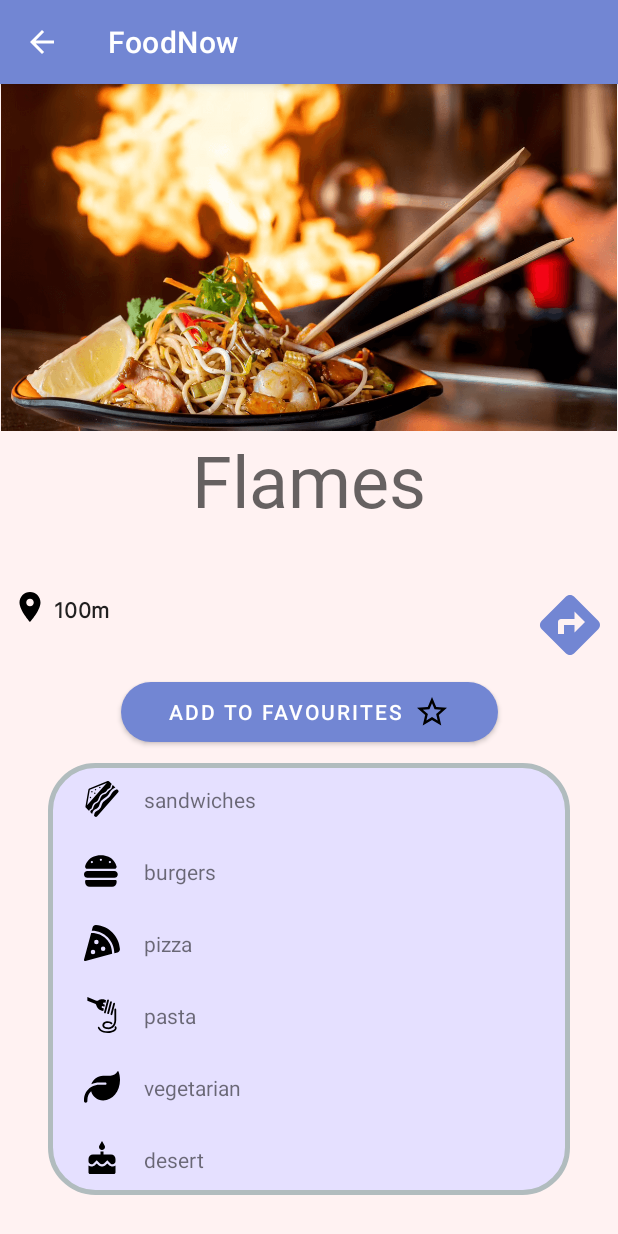
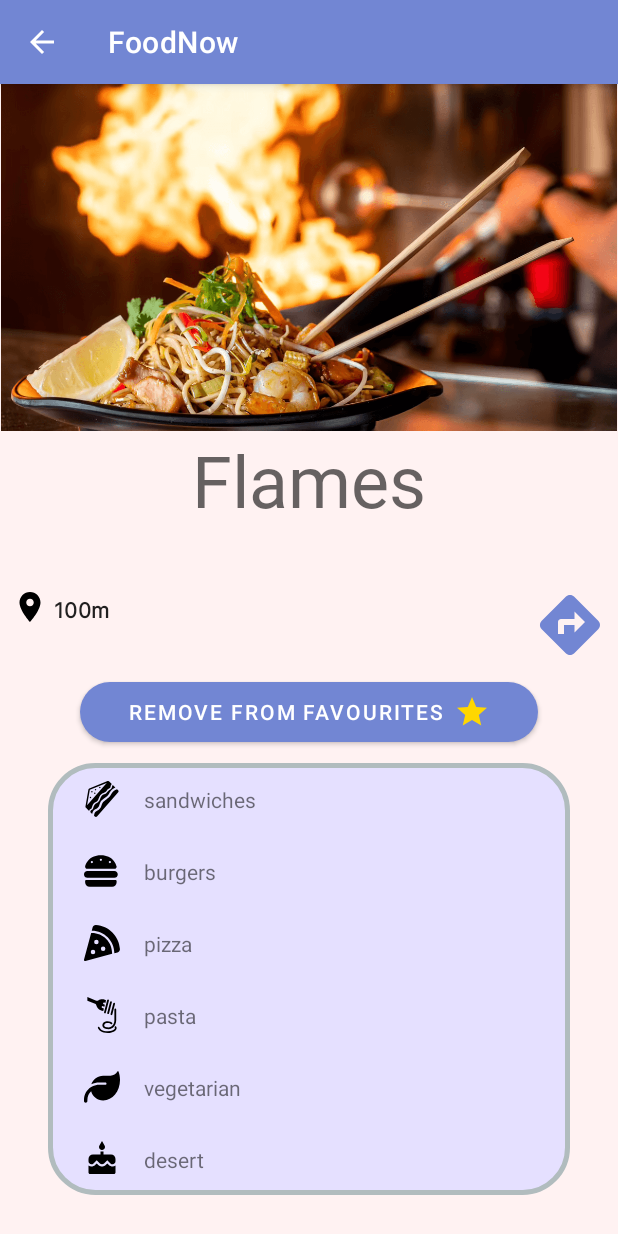
Before and after one commit to wayne1512/cis2208-foodnow, an Android app: the screen it shows after launch (DetailsActivity), after a tap on "MORE DETAILS", on a phone screen of 412 x 824 dp. Run offline under Robolectric (Android 15) with nearby library versions, the light colour scheme and no system bars; our stand-ins replace navigation-ui; 2 statements that could not run were skipped; 1 other tap on this screen came first.

Commit message:
favourites done, and distance formatting

```diff
--- a/app/src/main/java/com/example/foodnow/Util.java
+++ b/app/src/main/java/com/example/foodnow/Util.java
@@ -14,4 +14,15 @@
         Location.distanceBetween(startLatitude,startLongitude,endLatitude,endLongitude,res);
         return res[0];
     }
+
+    public static String formatDistance(float meters){
+        if (meters < 1)
+            return "0 m";
+        if (meters < 1000)
+            return String.format("%.0f m",meters);
+        else
+            return String.format("%.1f km",meters/1000);
+
+
+    }
 }
--- a/app/src/main/java/com/example/foodnow/ui/RestaurantCardAdapter.java
+++ b/app/src/main/java/com/example/foodnow/ui/RestaurantCardAdapter.java
@@ -2,6 +2,7 @@
 
 import android.content.Context;
 import android.content.Intent;
+import android.graphics.drawable.Drawable;
 import android.view.LayoutInflater;
 import android.view.View;
 import android.view.ViewGroup;
@@ -11,6 +12,7 @@
 import android.widget.TextView;
 
 import androidx.annotation.NonNull;
+import androidx.core.content.ContextCompat;
 import androidx.recyclerview.widget.RecyclerView;
 
 import com.example.foodnow.DetailsActivity;
@@ -18,6 +20,7 @@
 import com.example.foodnow.R;
 import com.example.foodnow.Restaurant;
 import com.example.foodnow.Util;
+import com.example.foodnow.backend.DbHelper;
 import com.example.foodnow.data.images.ImageReader;
 
 import java.util.ArrayList;
@@ -80,8 +83,26 @@
             nameTextView.setText(item.name);
 
             TextView distanceTextView = holder.distanceTextView;
-            distanceTextView.setText(item.distanceTo + " m");
+            distanceTextView.setText(Util.formatDistance(item.distanceTo));
+
+            updateFavButton(holder,item);
         }
+
+        private void updateFavButton(@NonNull ViewHolder holder,Restaurant restaurant){
+        ImageView favouriteButton = holder.favButton;
+
+
+        int iconResource;
+
+        if (restaurant.isFav){
+            iconResource = R.drawable.ic_star_24dp;
+        } else {
+            iconResource = R.drawable.ic_star_outline_24dp;
+        }
+
+        favouriteButton.setImageResource(iconResource);
+
+    }
 
     @Override
         public int getItemCount() {
@@ -94,6 +115,8 @@
         public ImageView imageImageView;
         public TextView nameTextView;
         public TextView distanceTextView;
+
+        public ImageView favButton;
 
 
         public LinearLayout foodTypeIconBar;
@@ -113,6 +136,24 @@
 
             distanceTextView = itemView.findViewById(R.id.restaurantCard_distanceText);
 
+            favButton = itemView.findViewById(R.id.restaurantCard_fav);
+
+
+            favButton.setOnClickListener(v->{
+                if (restaurant.isFav){
+                    restaurant.isFav = false;
+                    DbHelper dbHelper = new DbHelper(favButton.getContext());
+                    dbHelper.unsetFavourite(restaurant);
+                } else {
+                    restaurant.isFav = true;
+                    DbHelper dbHelper = new DbHelper(favButton.getContext());
+                    dbHelper.setFavourite(restaurant);
+                }
+
+                //set text/icon
+                updateFavButton(this,restaurant);
+            });
+
             detailsButton.setOnClickListener(new View.OnClickListener() {
                 @Override
                 public void onClick(View v) {
--- a/app/src/main/java/com/example/foodnow/ui/discover/DiscoverFragment.java
+++ b/app/src/main/java/com/example/foodnow/ui/discover/DiscoverFragment.java
@@ -74,9 +74,18 @@
                 LinearLayoutManager(recyclerView.getContext()));
     }
     private void updateItemsList(List<Restaurant> newItems) {
+        //clear previous items
+        items.clear();
         //update the recycler view
         items.addAll(newItems);
         //notify the adapter that the dataset has changed, so the recycler view can renderer to reflect the changed data
         adapter.notifyDataSetChanged();
     }
+
+    @Override
+    public void onResume() {
+        super.onResume();
+
+        fetchItems();
+    }
 }
--- a/app/src/main/res/drawable/ic_star_24dp.xml
+++ b/app/src/main/res/drawable/ic_star_24dp.xml
@@ -1,4 +1,4 @@
-<vector android:height="24dp" android:tint="#000000"
+<vector android:height="24dp" android:tint="#FFD700"
     android:viewportHeight="24" android:viewportWidth="24"
     android:width="24dp" xmlns:android="http://schemas.android.com/apk/res/android">
     <path android:fillColor="@android:color/white" android:pathData="M12,17.27L18.18,21l-1.64,-7.03L22,9.24l-7.19,-0.61L12,2 9.19,8.63 2,9.24l5.46,4.73L5.82,21z"/>
```
